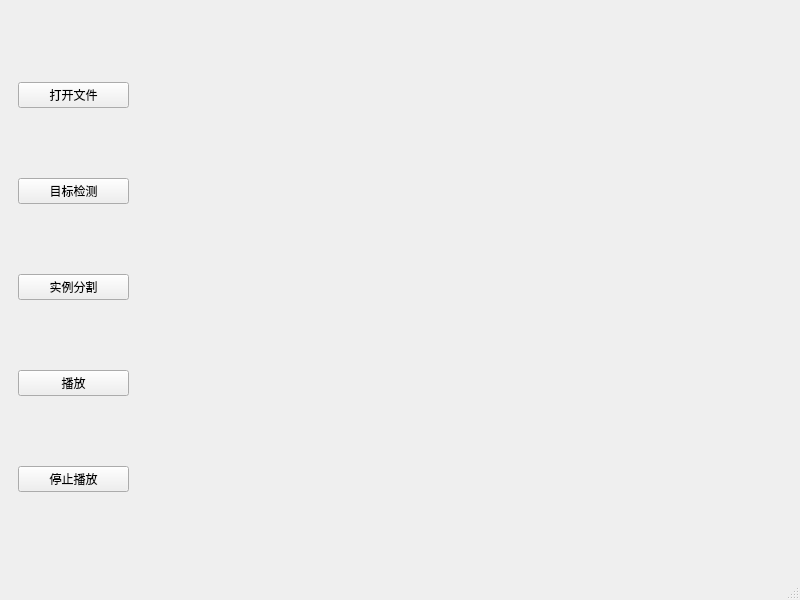
Above: mainwindow.ui from zhukequan/scene_detection before the change. Below: the same form after it.
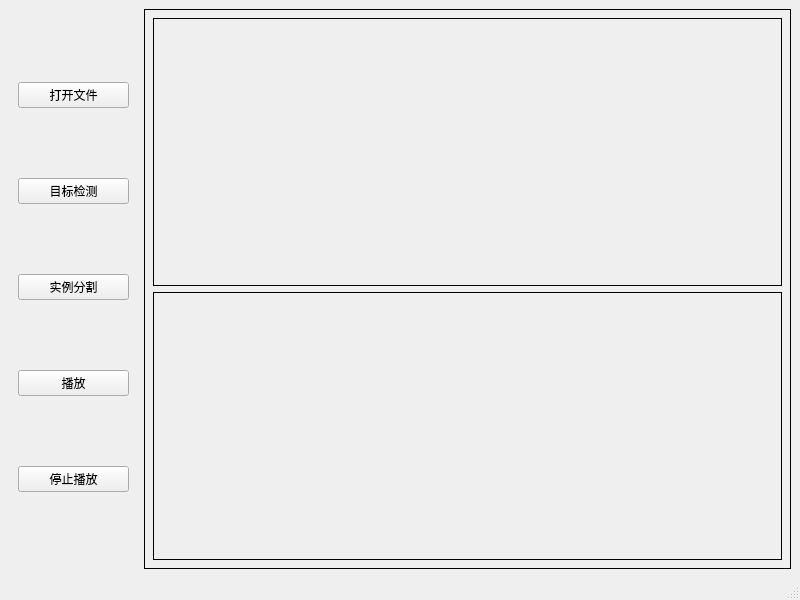
That is the form after the change.

Patch:
```diff
--- a/mainwindow.ui
+++ b/mainwindow.ui
@@ -64,11 +64,18 @@
     </item>
     <item>
      <widget class="QWidget" name="widget_2" native="true">
+      <property name="styleSheet">
+       <string notr="true">border:1px solid black;
+</string>
+      </property>
       <layout class="QVBoxLayout" name="verticalLayout_2" stretch="15">
        <item>
         <layout class="QVBoxLayout" name="verticalLayout">
          <item>
           <widget class="QLabel" name="drawLabel1">
+           <property name="layoutDirection">
+            <enum>Qt::RightToLeft</enum>
+           </property>
            <property name="text">
             <string/>
            </property>
@@ -76,6 +83,9 @@
          </item>
          <item>
           <widget class="QLabel" name="drawLabel2">
+           <property name="lineWidth">
+            <number>1</number>
+           </property>
            <property name="text">
             <string/>
            </property>
```
